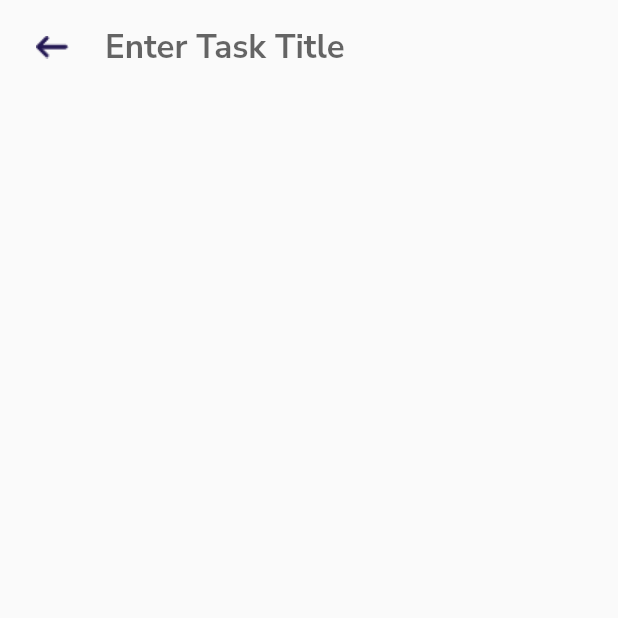
After one commit to madsamarty/TodoListAppFlutter, a Flutter app: the TaskPage screen opened directly, on a phone screen of 412 x 824 dp, the top half of it. The commit adds this screen. Run offline on Flutter 3.47's test engine with Material 2 defaults, Android fonts, the phone set to English and light mode, and no system bars; our stand-ins replace google_fonts.

Commit message:
First Commit

```diff
--- a/lib/screens/home_page.dart
+++ b/lib/screens/home_page.dart
@@ -1,5 +1,6 @@
 import 'package:flutter/cupertino.dart';
 import 'package:flutter/material.dart';
+import 'package:todo_list_flutter/screens/task_page.dart';
 import 'package:todo_list_flutter/screens/widgets.dart';
 
 class HomePage extends StatefulWidget {
@@ -12,9 +13,9 @@ class HomePage extends StatefulWidget {
 class _HomePageState extends State<HomePage> {
   @override
   Widget build(BuildContext context) {
-    return  Scaffold(
+    return Scaffold(
         body: SafeArea(
-        child:  Container(
+      child: Container(
         width: double.infinity,
         //padding: const EdgeInsets.all(24.0),
         color: const Color(0xFFF6F6F6),
@@ -26,11 +27,9 @@ class _HomePageState extends State<HomePage> {
                 Row(
                   children: [
                     Container(
-                        margin: const EdgeInsets.all( 24.0),
+                      margin: const EdgeInsets.all(24.0),
                       child: const Image(
-                          image: AssetImage(
-                              'assets/images/logo.png'
-                          ),
+                        image: AssetImage('assets/images/logo.png'),
                       ),
                     ),
                     const Expanded(
@@ -39,13 +38,13 @@ class _HomePageState extends State<HomePage> {
                         style: TextStyle(
                             color: Color(0xFF211551),
                             fontWeight: FontWeight.bold,
-                              fontSize: 42
-                          ),
+                            fontSize: 42),
                       ),
                     )
                   ],
                 ),
-                  Expanded(child: ListView(
+                Expanded(
+                    child: ListView(
                   children: const [
                     TaskCard(title: "Task 1"),
                     TaskCard(title: "Task 2"),
@@ -59,28 +58,32 @@ class _HomePageState extends State<HomePage> {
                     TaskCard(title: "Task 10"),
                   ],
                 ))
-
               ],
             ),
             Positioned(
                 bottom: 0,
                 right: 0,
+                child: GestureDetector(
+                  onTap: () {
+                    Navigator.push(
+                        context,
+                        MaterialPageRoute(
+                            builder: (context) => const TaskPage()));
+                  },
                   child: Container(
                       margin: const EdgeInsets.all(20),
                       width: 60,
                       height: 60,
-                  decoration:  BoxDecoration(
+                      decoration: BoxDecoration(
                           borderRadius: BorderRadius.circular(20.0),
-                    color: const Color(0xFF7349FE)
-                  ),
-                  child: const Image(image: AssetImage("assets/images/add_icon.png"),)
-                ),
-
-              )
+                          color: const Color(0xFF7349FE)),
+                      child: const Image(
+                        image: AssetImage("assets/images/add_icon.png"),
+                      )),
+                ))
           ],
         ),
       ),
-      )
-    );
+    ));
   }
 }
--- /dev/null
+++ b/lib/screens/task_page.dart
@@ -0,0 +1,50 @@
+import 'package:flutter/material.dart';
+
+class TaskPage extends StatefulWidget {
+  const TaskPage({Key? key}) : super(key: key);
+
+  @override
+  _TaskPageState createState() => _TaskPageState();
+}
+
+class _TaskPageState extends State<TaskPage> {
+  @override
+  Widget build(BuildContext context) {
+    return Scaffold(
+      body: SafeArea(
+        child: Container(
+          child: Column(
+            children: [
+              Row(
+                children:  [
+                  Padding(
+                    padding: const EdgeInsets.all(24),
+                    child: GestureDetector(
+                      onTap: (){
+                        Navigator.of(context).pop(true);
+                      },
+                      child: const Image(
+                        image: AssetImage("assets/images/back_arrow_icon.png"),
+                      ),
+                    )
+                  ),
+                  const Expanded(
+                      child: TextField(
+                    decoration: InputDecoration(
+                        hintText: "Enter Task Title",
+                        border: InputBorder.none),
+                        style: TextStyle(
+                          fontWeight: FontWeight.bold,
+                          fontSize: 22,
+                          color: Color(0xFF211551)
+                        ),
+                  ))
+                ],
+              )
+            ],
+          ),
+        ),
+      ),
+    );
+  }
+}
```
Lines whose indentation alone changed are shown as unchanged.
